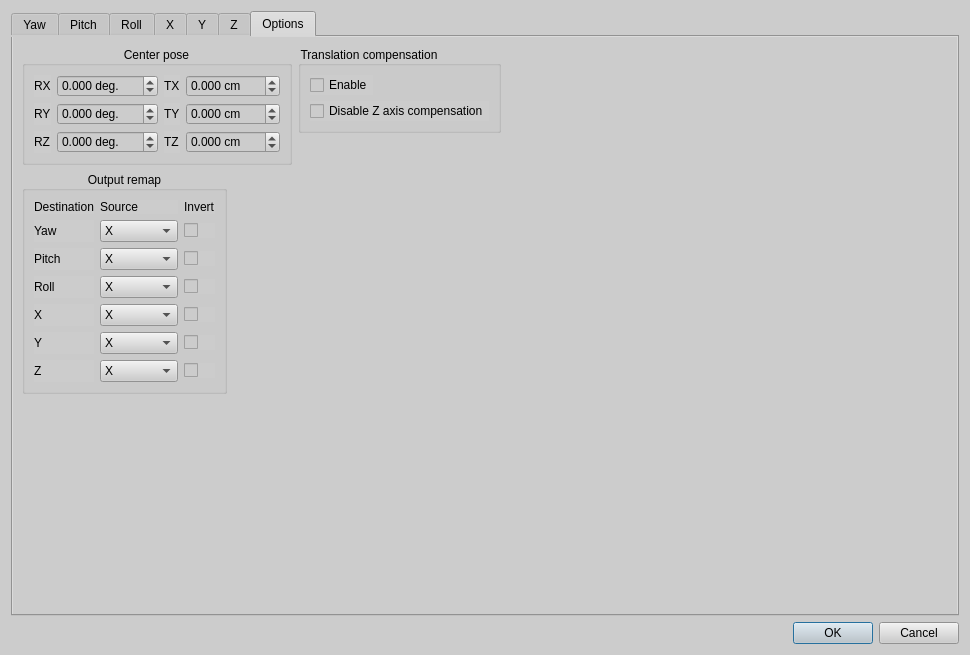
This is facetracknoir/mapping.ui in opentrack/opentrack as Qt 5 draws it before an edit. The edited form follows.
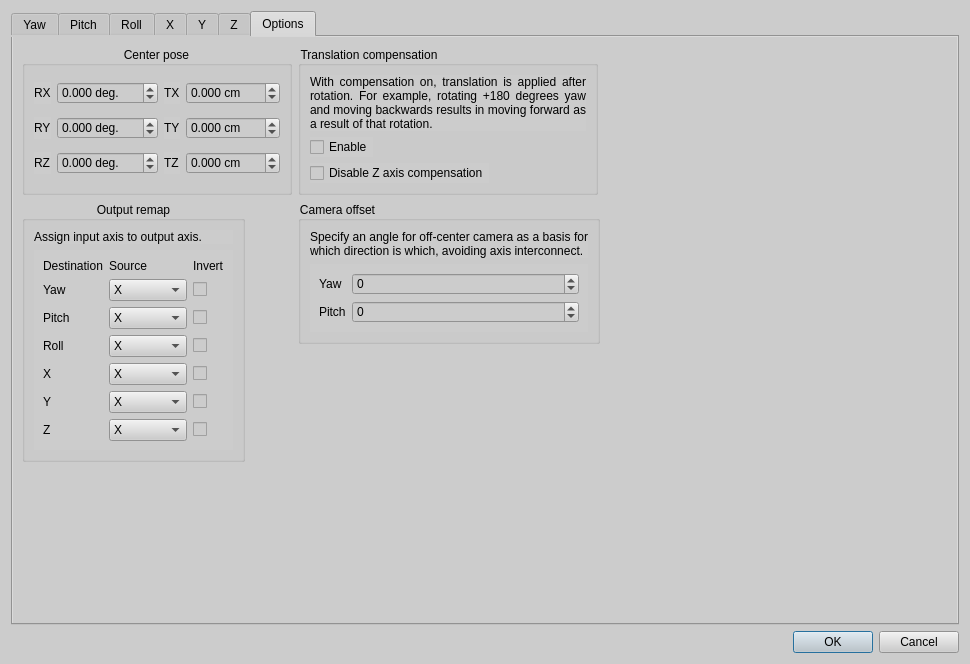
This is the edited form. Icons and pictures are not drawn. Custom widgets are drawn as their Qt base class.

Commit message: implement camera offset

Patch:
```diff
--- a/facetracknoir/mapping.ui
+++ b/facetracknoir/mapping.ui
@@ -7,7 +7,7 @@
     <x>0</x>
     <y>0</y>
     <width>970</width>
-    <height>655</height>
+    <height>664</height>
    </rect>
   </property>
   <property name="sizePolicy">
@@ -626,216 +626,238 @@
          <property name="checkable">
           <bool>false</bool>
          </property>
-         <layout class="QGridLayout" name="gridLayout_4" rowstretch="0,0,0,0,0,0,0" columnstretch="0,0,0">
+         <layout class="QGridLayout" name="gridLayout_4" rowstretch="0,0,0,0,0,0,0,0" columnstretch="0,0,0">
           <property name="sizeConstraint">
            <enum>QLayout::SetMinAndMaxSize</enum>
           </property>
           <property name="spacing">
            <number>6</number>
           </property>
-          <item row="4" column="0">
+          <item row="0" column="0">
+           <widget class="QLabel" name="label_20">
+            <property name="text">
+             <string>Assign input axis to output axis.</string>
+            </property>
+            <property name="alignment">
+             <set>Qt::AlignJustify|Qt::AlignVCenter</set>
+            </property>
+            <property name="wordWrap">
+             <bool>true</bool>
+            </property>
+           </widget>
+          </item>
+          <item row="1" column="0">
+           <widget class="QFrame" name="frame_2">
+            <property name="frameShape">
+             <enum>QFrame::NoFrame</enum>
+            </property>
+            <property name="frameShadow">
+             <enum>QFrame::Raised</enum>
+            </property>
+            <layout class="QGridLayout" name="gridLayout_5">
+             <item row="7" column="2">
+              <widget class="QCheckBox" name="invert_y">
+               <property name="text">
+                <string/>
+               </property>
+              </widget>
+             </item>
+             <item row="5" column="0">
+              <widget class="QLabel" name="label_9">
+               <property name="text">
+                <string>Roll</string>
+               </property>
+              </widget>
+             </item>
+             <item row="6" column="0">
            <widget class="QLabel" name="label_10">
             <property name="text">
              <string>X</string>
             </property>
            </widget>
           </item>
-          <item row="1" column="0">
-           <widget class="QLabel" name="label_7">
+             <item row="0" column="2">
+              <widget class="QLabel" name="label_14">
+               <property name="text">
+                <string>Invert</string>
+               </property>
+              </widget>
+             </item>
+             <item row="6" column="1">
+              <widget class="QComboBox" name="src_x">
+               <item>
+                <property name="text">
+                 <string>X</string>
+                </property>
+               </item>
+               <item>
+                <property name="text">
+                 <string>Y</string>
+                </property>
+               </item>
+               <item>
+                <property name="text">
+                 <string>Z</string>
+                </property>
+               </item>
+               <item>
             <property name="text">
              <string>Yaw</string>
             </property>
-           </widget>
-          </item>
-          <item row="2" column="0">
+               </item>
+               <item>
+                <property name="text">
+                 <string>Pitch</string>
+                </property>
+               </item>
+               <item>
+                <property name="text">
+                 <string>Roll</string>
+                </property>
+               </item>
+               <item>
+                <property name="text">
+                 <string>Disabled</string>
+                </property>
+               </item>
+              </widget>
+             </item>
+             <item row="4" column="0">
            <widget class="QLabel" name="label_8">
             <property name="text">
              <string>Pitch</string>
             </property>
            </widget>
           </item>
-          <item row="5" column="0">
+             <item row="7" column="1">
+              <widget class="QComboBox" name="src_y">
+               <item>
+                <property name="text">
+                 <string>X</string>
+                </property>
+               </item>
+               <item>
+                <property name="text">
+                 <string>Y</string>
+                </property>
+               </item>
+               <item>
+                <property name="text">
+                 <string>Z</string>
+                </property>
+               </item>
+               <item>
+                <property name="text">
+                 <string>Yaw</string>
+                </property>
+               </item>
+               <item>
+                <property name="text">
+                 <string>Pitch</string>
+                </property>
+               </item>
+               <item>
+                <property name="text">
+                 <string>Roll</string>
+                </property>
+               </item>
+               <item>
+                <property name="text">
+                 <string>Disabled</string>
+                </property>
+               </item>
+              </widget>
+             </item>
+             <item row="3" column="1">
+              <widget class="QComboBox" name="src_yaw">
+               <item>
+                <property name="text">
+                 <string>X</string>
+                </property>
+               </item>
+               <item>
+                <property name="text">
+                 <string>Y</string>
+                </property>
+               </item>
+               <item>
+                <property name="text">
+                 <string>Z</string>
+                </property>
+               </item>
+               <item>
+                <property name="text">
+                 <string>Yaw</string>
+                </property>
+               </item>
+               <item>
+                <property name="text">
+                 <string>Pitch</string>
+                </property>
+               </item>
+               <item>
+                <property name="text">
+                 <string>Roll</string>
+                </property>
+               </item>
+               <item>
+                <property name="text">
+                 <string>Disabled</string>
+                </property>
+               </item>
+              </widget>
+             </item>
+             <item row="5" column="2">
+              <widget class="QCheckBox" name="invert_roll">
+               <property name="text">
+                <string/>
+               </property>
+              </widget>
+             </item>
+             <item row="7" column="0">
            <widget class="QLabel" name="label_11">
             <property name="text">
              <string>Y</string>
             </property>
            </widget>
           </item>
-          <item row="6" column="0">
-           <widget class="QLabel" name="label_12">
+             <item row="0" column="0">
+              <widget class="QLabel" name="label_15">
             <property name="text">
-             <string>Z</string>
-            </property>
-           </widget>
-          </item>
-          <item row="3" column="0">
-           <widget class="QLabel" name="label_9">
-            <property name="text">
-             <string>Roll</string>
-            </property>
-           </widget>
-          </item>
-          <item row="1" column="2">
-           <widget class="QCheckBox" name="invert_yaw">
-            <property name="text">
-             <string/>
-            </property>
-           </widget>
-          </item>
-          <item row="2" column="2">
-           <widget class="QCheckBox" name="invert_pitch">
-            <property name="text">
-             <string/>
+                <string>Destination</string>
             </property>
            </widget>
           </item>
           <item row="4" column="2">
-           <widget class="QCheckBox" name="invert_x">
+              <widget class="QCheckBox" name="invert_pitch">
             <property name="text">
              <string/>
             </property>
            </widget>
           </item>
-          <item row="3" column="2">
-           <widget class="QCheckBox" name="invert_roll">
+             <item row="3" column="0">
+              <widget class="QLabel" name="label_7">
             <property name="text">
-             <string/>
-            </property>
-           </widget>
-          </item>
-          <item row="5" column="2">
-           <widget class="QCheckBox" name="invert_y">
-            <property name="text">
-             <string/>
+                <string>Yaw</string>
             </property>
            </widget>
           </item>
           <item row="6" column="2">
-           <widget class="QCheckBox" name="invert_z">
+              <widget class="QCheckBox" name="invert_x">
             <property name="text">
              <string/>
             </property>
            </widget>
           </item>
-          <item row="1" column="1">
-           <widget class="QComboBox" name="src_yaw">
-            <item>
+             <item row="0" column="1">
+              <widget class="QLabel" name="label_13">
              <property name="text">
-              <string>X</string>
-             </property>
-            </item>
-            <item>
-             <property name="text">
-              <string>Y</string>
-             </property>
-            </item>
-            <item>
-             <property name="text">
-              <string>Z</string>
-             </property>
-            </item>
-            <item>
-             <property name="text">
-              <string>Yaw</string>
-             </property>
-            </item>
-            <item>
-             <property name="text">
-              <string>Pitch</string>
-             </property>
-            </item>
-            <item>
-             <property name="text">
-              <string>Roll</string>
-             </property>
-            </item>
-            <item>
-             <property name="text">
-              <string>Disabled</string>
-             </property>
-            </item>
-           </widget>
-          </item>
-          <item row="2" column="1">
-           <widget class="QComboBox" name="src_pitch">
-            <item>
-             <property name="text">
-              <string>X</string>
-             </property>
-            </item>
-            <item>
-             <property name="text">
-              <string>Y</string>
-             </property>
-            </item>
-            <item>
-             <property name="text">
-              <string>Z</string>
-             </property>
-            </item>
-            <item>
-             <property name="text">
-              <string>Yaw</string>
-             </property>
-            </item>
-            <item>
-             <property name="text">
-              <string>Pitch</string>
-             </property>
-            </item>
-            <item>
-             <property name="text">
-              <string>Roll</string>
-             </property>
-            </item>
-            <item>
-             <property name="text">
-              <string>Disabled</string>
-             </property>
-            </item>
-           </widget>
-          </item>
-          <item row="3" column="1">
-           <widget class="QComboBox" name="src_roll">
-            <item>
-             <property name="text">
-              <string>X</string>
-             </property>
-            </item>
-            <item>
-             <property name="text">
-              <string>Y</string>
-             </property>
-            </item>
-            <item>
-             <property name="text">
-              <string>Z</string>
-             </property>
-            </item>
-            <item>
-             <property name="text">
-              <string>Yaw</string>
-             </property>
-            </item>
-            <item>
-             <property name="text">
-              <string>Pitch</string>
-             </property>
-            </item>
-            <item>
-             <property name="text">
-              <string>Roll</string>
-             </property>
-            </item>
-            <item>
-             <property name="text">
-              <string>Disabled</string>
-             </property>
-            </item>
+                <string>Source</string>
+               </property>
            </widget>
           </item>
           <item row="4" column="1">
-           <widget class="QComboBox" name="src_x">
+              <widget class="QComboBox" name="src_pitch">
             <item>
              <property name="text">
               <string>X</string>
@@ -873,8 +895,15 @@
             </item>
            </widget>
           </item>
+             <item row="3" column="2">
+              <widget class="QCheckBox" name="invert_yaw">
+               <property name="text">
+                <string/>
+               </property>
+              </widget>
+             </item>
           <item row="5" column="1">
-           <widget class="QComboBox" name="src_y">
+              <widget class="QComboBox" name="src_roll">
             <item>
              <property name="text">
               <string>X</string>
@@ -912,7 +941,14 @@
             </item>
            </widget>
           </item>
-          <item row="6" column="1">
+             <item row="8" column="0">
+              <widget class="QLabel" name="label_12">
+               <property name="text">
+                <string>Z</string>
+               </property>
+              </widget>
+             </item>
+             <item row="8" column="1">
            <widget class="QComboBox" name="src_z">
             <item>
              <property name="text">
@@ -951,25 +987,39 @@
             </item>
            </widget>
           </item>
-          <item row="0" column="1">
-           <widget class="QLabel" name="label_13">
+             <item row="8" column="2">
+              <widget class="QCheckBox" name="invert_z">
             <property name="text">
-             <string>Source</string>
+                <string/>
             </property>
            </widget>
           </item>
-          <item row="0" column="2">
-           <widget class="QLabel" name="label_14">
-            <property name="text">
-             <string>Invert</string>
-            </property>
-           </widget>
-          </item>
-          <item row="0" column="0">
-           <widget class="QLabel" name="label_15">
-            <property name="text">
-             <string>Destination</string>
-            </property>
+            </layout>
+            <zorder>label_15</zorder>
+            <zorder>label_14</zorder>
+            <zorder>label_13</zorder>
+            <zorder>label_15</zorder>
+            <zorder>label_15</zorder>
+            <zorder>label_13</zorder>
+            <zorder>label_14</zorder>
+            <zorder>src_yaw</zorder>
+            <zorder>invert_yaw</zorder>
+            <zorder>label_7</zorder>
+            <zorder>src_pitch</zorder>
+            <zorder>label_8</zorder>
+            <zorder>invert_pitch</zorder>
+            <zorder>label_9</zorder>
+            <zorder>src_roll</zorder>
+            <zorder>invert_roll</zorder>
+            <zorder>label_10</zorder>
+            <zorder>src_x</zorder>
+            <zorder>invert_x</zorder>
+            <zorder>label_11</zorder>
+            <zorder>src_y</zorder>
+            <zorder>invert_y</zorder>
+            <zorder>label_12</zorder>
+            <zorder>src_z</zorder>
+            <zorder>invert_z</zorder>
            </widget>
           </item>
          </layout>
@@ -993,7 +1043,7 @@
           <bool>true</bool>
          </property>
          <layout class="QFormLayout" name="formLayout_2">
-          <item row="0" column="0">
+          <item row="1" column="0">
            <widget class="QCheckBox" name="tcomp_enable">
             <property name="sizePolicy">
              <sizepolicy hsizetype="Preferred" vsizetype="Preferred">
@@ -1009,13 +1059,124 @@
             </property>
            </widget>
           </item>
-          <item row="1" column="0">
+          <item row="2" column="0">
            <widget class="QCheckBox" name="tcomp_rz">
             <property name="styleSheet">
              <string notr="true"/>
             </property>
             <property name="text">
              <string>Disable Z axis compensation</string>
+            </property>
+           </widget>
+          </item>
+          <item row="0" column="0">
+           <widget class="QLabel" name="label_16">
+            <property name="text">
+             <string>With compensation on, translation is applied after rotation. For example, rotating +180 degrees yaw and moving backwards results in moving forward as a result of that rotation.</string>
+            </property>
+            <property name="alignment">
+             <set>Qt::AlignJustify|Qt::AlignVCenter</set>
+            </property>
+            <property name="wordWrap">
+             <bool>true</bool>
+            </property>
+           </widget>
+          </item>
+         </layout>
+        </widget>
+       </item>
+       <item row="1" column="1">
+        <widget class="QGroupBox" name="groupBox_3">
+         <property name="sizePolicy">
+          <sizepolicy hsizetype="Maximum" vsizetype="Maximum">
+           <horstretch>0</horstretch>
+           <verstretch>0</verstretch>
+          </sizepolicy>
+         </property>
+         <property name="title">
+          <string>Camera offset</string>
+         </property>
+         <layout class="QGridLayout" name="gridLayout_2">
+          <item row="3" column="0">
+           <widget class="QFrame" name="frame">
+            <property name="frameShape">
+             <enum>QFrame::NoFrame</enum>
+            </property>
+            <property name="frameShadow">
+             <enum>QFrame::Raised</enum>
+            </property>
+            <layout class="QGridLayout" name="gridLayout_3">
+             <item row="0" column="0">
+              <widget class="QLabel" name="label_18">
+               <property name="sizePolicy">
+                <sizepolicy hsizetype="Maximum" vsizetype="Preferred">
+                 <horstretch>0</horstretch>
+                 <verstretch>0</verstretch>
+                </sizepolicy>
+               </property>
+               <property name="text">
+                <string>Yaw</string>
+               </property>
+              </widget>
+             </item>
+             <item row="0" column="1">
+              <widget class="QSpinBox" name="camera_yaw">
+               <property name="sizePolicy">
+                <sizepolicy hsizetype="Preferred" vsizetype="Fixed">
+                 <horstretch>0</horstretch>
+                 <verstretch>0</verstretch>
+                </sizepolicy>
+               </property>
+               <property name="minimum">
+                <number>-90</number>
+               </property>
+               <property name="maximum">
+                <number>90</number>
+               </property>
+              </widget>
+             </item>
+             <item row="1" column="0">
+              <widget class="QLabel" name="label_19">
+               <property name="sizePolicy">
+                <sizepolicy hsizetype="Maximum" vsizetype="Preferred">
+                 <horstretch>0</horstretch>
+                 <verstretch>0</verstretch>
+                </sizepolicy>
+               </property>
+               <property name="text">
+                <string>Pitch</string>
+               </property>
+              </widget>
+             </item>
+             <item row="1" column="1">
+              <widget class="QSpinBox" name="camera_pitch">
+               <property name="sizePolicy">
+                <sizepolicy hsizetype="Preferred" vsizetype="Fixed">
+                 <horstretch>0</horstretch>
+                 <verstretch>0</verstretch>
+                </sizepolicy>
+               </property>
+               <property name="minimum">
+                <number>-90</number>
+               </property>
+               <property name="maximum">
+                <number>90</number>
+               </property>
+              </widget>
+             </item>
+            </layout>
+           </widget>
+          </item>
+          <item row="2" column="0">
+           <widget class="QLabel" name="label_17">
+            <property name="text">
+             <string>Specify an angle for off-center camera as a basis for which direction is which, avoiding axis interconnect.</string>
+            </property>
+            <property name="alignment">
+             <set>Qt::AlignJustify|Qt::AlignVCenter</set>
+            </property>
+            <property name="wordWrap">
+             <bool>true</bool>
             </property>
            </widget>
           </item>
```
Lines whose indentation alone changed are shown as unchanged. The commit also changes 3 other files.
